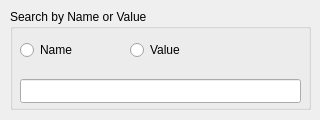
Old version of the form src/finddialog.ui in the repository melak/veroroute.
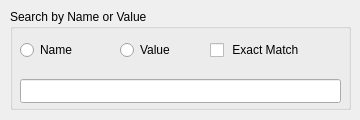
New version of the form.

Commit message: Allow search by exact string match or substring

The edit to the form file:
```diff
--- a/src/finddialog.ui
+++ b/src/finddialog.ui
@@ -6,19 +6,19 @@
    <rect>
     <x>0</x>
     <y>0</y>
-    <width>320</width>
+    <width>360</width>
     <height>120</height>
    </rect>
   </property>
   <property name="minimumSize">
    <size>
-    <width>320</width>
+    <width>360</width>
     <height>100</height>
    </size>
   </property>
   <property name="maximumSize">
    <size>
-    <width>320</width>
+    <width>360</width>
     <height>120</height>
    </size>
   </property>
@@ -30,7 +30,7 @@
     <rect>
      <x>10</x>
      <y>9</y>
-     <width>301</width>
+     <width>341</width>
      <height>101</height>
     </rect>
    </property>
@@ -53,7 +53,7 @@
    <widget class="QRadioButton" name="radioValue">
     <property name="geometry">
      <rect>
-      <x>120</x>
+      <x>110</x>
       <y>30</y>
       <width>91</width>
       <height>22</height>
@@ -68,7 +68,7 @@
      <rect>
       <x>10</x>
       <y>70</y>
-      <width>281</width>
+      <width>321</width>
       <height>24</height>
      </rect>
     </property>
@@ -79,6 +79,22 @@
      <string>Search for parts containing this text</string>
     </property>
    </widget>
+   <widget class="QCheckBox" name="checkExact">
+    <property name="geometry">
+     <rect>
+      <x>200</x>
+      <y>30</y>
+      <width>131</width>
+      <height>22</height>
+     </rect>
+    </property>
+    <property name="toolTip">
+     <string>Search for exact match instead of substring</string>
+    </property>
+    <property name="text">
+     <string> Exact Match</string>
+    </property>
+   </widget>
   </widget>
  </widget>
  <resources/>
```
The commit also changes 5 other files.
